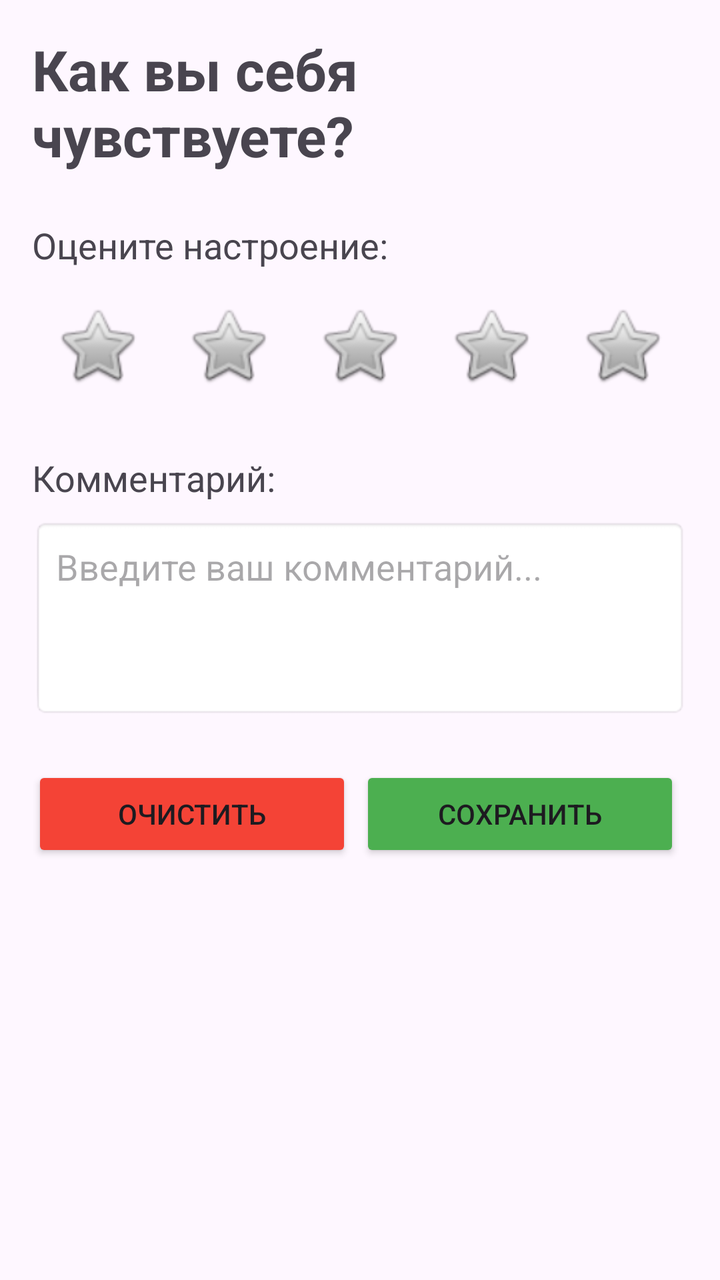
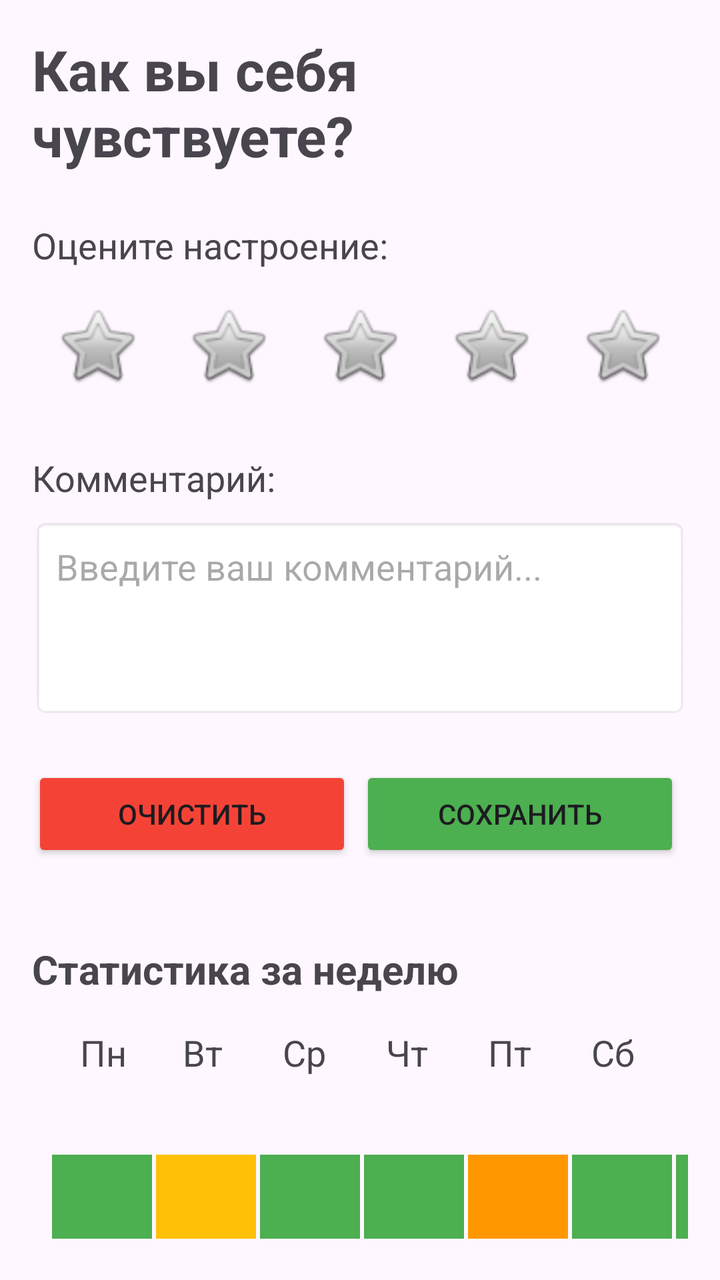

Compare the two renders of this Android layout. The source of the first and the diff that turns it into the second are given below.
<!-- AndroidManifest.xml: application theme Theme.AS_lab02_LinerLayout -->
<!-- res/layout/activity_main.xml -->
<?xml version="1.0" encoding="utf-8"?>
<LinearLayout xmlns:android="http://schemas.android.com/apk/res/android"
    xmlns:tools="http://schemas.android.com/tools"
    xmlns:app="http://schemas.android.com/apk/res-auto"
    android:layout_width="match_parent"
    android:layout_height="match_parent"
    android:orientation="vertical"
    android:padding="16dp"
    tools:context=".MainActivity">

    <TextView
        android:id="@+id/titleText"
        android:layout_width="match_parent"
        android:layout_height="wrap_content"
        android:text="Как вы себя чувствуете?"
        android:textSize="28sp"
        android:textStyle="bold"
        android:layout_marginBottom="24dp"/>

    <TextView
        android:layout_width="match_parent"
        android:layout_height="wrap_content"
        android:text="Оцените настроение:"
        android:textSize="18sp"
        android:layout_marginBottom="8dp"/>

    <LinearLayout
        android:layout_width="match_parent"
        android:layout_height="wrap_content"
        android:orientation="horizontal"
        android:layout_marginBottom="24dp">

        <ImageView
            android:id="@+id/mood1"
            android:layout_width="0dp"
            android:layout_height="60dp"
            android:layout_weight="1"
            android:src="@android:drawable/btn_star_big_off"
            android:contentDescription="Настроение 1"
            android:padding="8dp" />

        <ImageView
            android:id="@+id/mood2"
            android:layout_width="0dp"
            android:layout_height="60dp"
            android:layout_weight="1"
            android:src="@android:drawable/btn_star_big_off"
            android:contentDescription="Настроение 2"
            android:padding="8dp" />

        <ImageView
            android:id="@+id/mood3"
            android:layout_width="0dp"
            android:layout_height="60dp"
            android:layout_weight="1"
            android:src="@android:drawable/btn_star_big_off"
            android:contentDescription="Настроение 3"
            android:padding="8dp" />

        <ImageView
            android:id="@+id/mood4"
            android:layout_width="0dp"
            android:layout_height="60dp"
            android:layout_weight="1"
            android:src="@android:drawable/btn_star_big_off"
            android:contentDescription="Настроение 4"
            android:padding="8dp" />

        <ImageView
            android:id="@+id/mood5"
            android:layout_width="0dp"
            android:layout_height="60dp"
            android:layout_weight="1"
            android:src="@android:drawable/btn_star_big_off"
            android:contentDescription="Настроение 5"
            android:padding="8dp" />

    </LinearLayout>

    <TextView
        android:layout_width="match_parent"
        android:layout_height="wrap_content"
        android:text="Комментарий:"
        android:textSize="18sp"
        android:layout_marginBottom="8dp"/>

    <EditText
        android:id="@+id/commentEditText"
        android:layout_width="match_parent"
        android:layout_height="100dp"
        android:inputType="textMultiLine"
        android:gravity="top|start"
        android:padding="12dp"
        android:hint="Введите ваш комментарий..."
        android:background="@android:drawable/editbox_background"
        android:layout_marginBottom="24dp"/>

    <LinearLayout
        android:layout_width="match_parent"
        android:layout_height="wrap_content"
        android:orientation="horizontal">

        <Button
            android:id="@+id/cancelButton"
            android:layout_width="0dp"
            android:layout_height="wrap_content"
            android:layout_weight="1"
            android:text="Очистить"
            android:layout_marginEnd="4dp"
            android:backgroundTint="#F44336" />

        <Button
            android:id="@+id/saveButton"
            android:layout_width="0dp"
            android:layout_height="wrap_content"
            android:layout_weight="1"
            android:text="Сохранить"
            android:layout_marginEnd="4dp"
            android:backgroundTint="#4CAF50" />
    </LinearLayout>

</LinearLayout>
<!-- resources referenced by this layout -->
<resources>
  <style name="Theme.AS_lab02_LinerLayout" parent="Base.Theme.AS_lab02_LinerLayout" />
  <style name="Base.Theme.AS_lab02_LinerLayout" parent="Theme.Material3.DayNight.NoActionBar">
          
          
      </style>
</resources>

<!-- the commit's change to res/layout/activity_main.xml (unified diff, before → after) -->
@@ -119,4 +119,133 @@
             android:backgroundTint="#4CAF50" />
     </LinearLayout>
 
+    <TextView
+        android:layout_width="wrap_content"
+        android:layout_height="wrap_content"
+        android:text="Статистика за неделю"
+        android:textSize="20dp"
+        android:textStyle="bold"
+        android:layout_marginTop="40dp"/>
+
+    <LinearLayout
+        android:layout_width="match_parent"
+        android:layout_height="wrap_content"
+        android:orientation="horizontal"
+        android:layout_marginTop="16dp">
+
+    <TextView
+        android:layout_width="wrap_content"
+        android:layout_height="wrap_content"
+        android:text="Пн"
+        android:textSize="18dp"
+        android:layout_marginLeft="24dp"/>
+
+    <TextView
+        android:layout_width="wrap_content"
+        android:layout_height="wrap_content"
+        android:text="Вт"
+        android:textSize="18dp"
+        android:layout_marginLeft="28dp"/>
+
+        <TextView
+            android:layout_width="wrap_content"
+            android:layout_height="wrap_content"
+            android:text="Ср"
+            android:textSize="18dp"
+            android:layout_marginLeft="30dp"/>
+
+        <TextView
+            android:layout_width="wrap_content"
+            android:layout_height="wrap_content"
+            android:text="Чт"
+            android:textSize="18dp"
+            android:layout_marginLeft="30dp"/>
+
+        <TextView
+            android:layout_width="wrap_content"
+            android:layout_height="wrap_content"
+            android:text="Пт"
+            android:textSize="18dp"
+            android:layout_marginLeft="30dp"/>
+
+        <TextView
+            android:layout_width="wrap_content"
+            android:layout_height="wrap_content"
+            android:text="Сб"
+            android:textSize="18dp"
+            android:layout_marginLeft="30dp"/>
+
+        <TextView
+            android:layout_width="wrap_content"
+            android:layout_height="wrap_content"
+            android:text="Вс"
+            android:textSize="18dp"
+            android:layout_marginLeft="30dp"/>
+
+    </LinearLayout>
+
+    <LinearLayout
+        android:layout_width="match_parent"
+        android:layout_height="wrap_content"
+        android:orientation="horizontal"
+        android:layout_marginTop="18dp">
+    <View
+        android:id="@+id/pn"
+        android:layout_width="50dp"
+        android:layout_height="42dp"
+        android:background="#4CAF50"
+        android:layout_marginLeft="10dp"/>
+
+
+
+    <View
+        android:id="@+id/vt"
+        android:layout_width="50dp"
+        android:layout_height="42dp"
+        android:background="#ffc107"
+        android:layout_marginLeft="2dp"/>
+
+    <View
+        android:id="@+id/sr"
+        android:layout_width="50dp"
+        android:layout_height="42dp"
+        android:background="#4CAF50"
+        android:layout_marginLeft="2dp"/>
+    <View
+        android:id="@+id/cht"
+        android:layout_width="50dp"
+        android:layout_height="42dp"
+        android:background="#4CAF50"
+        android:layout_marginLeft="2dp"/>
+
+    <View
+        android:id="@+id/pt"
+        android:layout_width="50dp"
+        android:layout_height="42dp"
+        android:background="#ff9800"
+        android:layout_marginLeft="2dp"/>
+
+    <View
+        android:id="@+id/sb"
+        android:layout_width="50dp"
+        android:layout_height="42dp"
+        android:background="#4CAF50"
+        android:layout_marginLeft="2dp"/>
+
+    <View
+        android:id="@+id/vs"
+        android:layout_width="50dp"
+        android:layout_height="42dp"
+        android:background="#4CAF50"
+        android:layout_marginLeft="2dp"/>
+
+    </LinearLayout>
+    <TextView
+        android:layout_width="wrap_content"
+        android:layout_height="wrap_content"
+        android:text="Цвет показывает оценку настроения (1-5)"
+        android:textSize="12dp"
+        android:textColor="#666666"
+        android:layout_marginTop="18dp"
+        android:layout_gravity="center"/>
 </LinearLayout>
